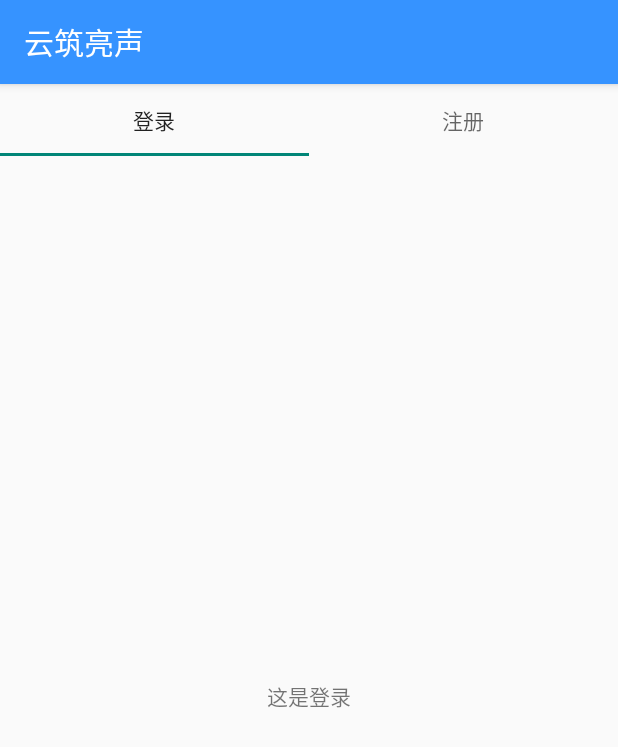
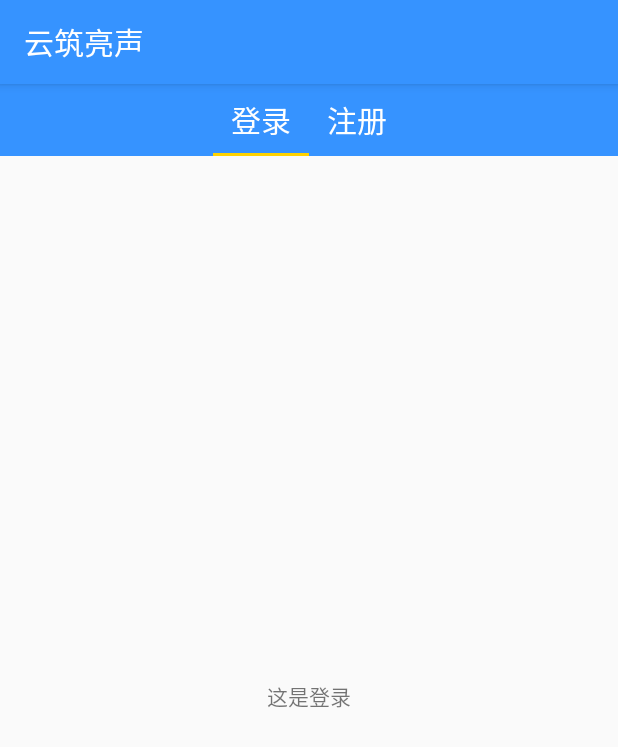
Before and after one commit to yura1116/syapp, an Android app: the fragment MyselfFragment shown on its own in the app's theme, on a phone screen of 412 x 824 dp. Shown: the top 747 px of the screen. Run offline under Robolectric (Android 15) with nearby library versions, the phone set to English and light mode, and no system bars.

Commit message:
我的页面 分登录+注册选项卡

```diff
--- a/app/src/main/java/com/example/syapp/ui/my/MyselfFragment.java
+++ b/app/src/main/java/com/example/syapp/ui/my/MyselfFragment.java
@@ -8,7 +8,6 @@ import android.widget.TabHost;
 
 import androidx.annotation.NonNull;
 import androidx.fragment.app.Fragment;
-import androidx.lifecycle.ViewModelProvider;
 import androidx.viewpager.widget.ViewPager;
 
 import com.example.syapp.LoginFragment;
@@ -25,12 +24,6 @@ public class MyselfFragment extends Fragment {
     private TabHost tabHost;
     public View onCreateView(@NonNull LayoutInflater inflater,
                              ViewGroup container, Bundle savedInstanceState) {
-        MyselfViewModel myselfViewModel =
-                new ViewModelProvider(this).get(MyselfViewModel.class);
-
-        binding = FragmentMyselfBinding.inflate(inflater, container, false);
-        View root = binding.getRoot();
-
         View rootView = inflater.inflate(R.layout.fragment_myself, container, false);
 
         tabLayout = rootView.findViewById(R.id.tabLayout);
@@ -43,16 +36,12 @@ public class MyselfFragment extends Fragment {
         adapter.addFragment(new LoginFragment(), "登录");
         adapter.addFragment(new RegFragment(), "注册");
 
-
         // 设置ViewPager的适配器
         viewPager.setAdapter(adapter);
 
         // 将TabLayout与ViewPager关联
         tabLayout.setupWithViewPager(viewPager);
 
-
-        /*final TextView textView = binding.textMyself;
-        myselfViewModel.getText().observe(getViewLifecycleOwner(), textView::setText);*/
         return rootView;
     }
 
--- a/app/src/main/res/layout/fragment_myself.xml
+++ b/app/src/main/res/layout/fragment_myself.xml
@@ -1,11 +1,17 @@
-<LinearLayout
-    xmlns:android="http://schemas.android.com/apk/res/android"
+<LinearLayout xmlns:android="http://schemas.android.com/apk/res/android"
     android:layout_width="match_parent"
     android:layout_height="match_parent"
+    xmlns:app="http://schemas.android.com/apk/res-auto"
     android:orientation="vertical">
 
     <com.google.android.material.tabs.TabLayout
         android:id="@+id/tabLayout"
+        android:background="@color/colorPrimary"
+        app:tabTextColor="#ffffff"
+        app:tabIndicatorColor="#FFD200"
+        app:tabMode="fixed"
+        app:tabTextAppearance="@style/CustomTabLayoutText"
+        app:tabGravity="center"
         android:layout_width="match_parent"
         android:layout_height="wrap_content" />
 
--- /dev/null
+++ b/app/src/main/res/values/styles.xml
@@ -0,0 +1,8 @@
+<?xml version="1.0" encoding="utf-8"?>
+<resources>
+    <style name="CustomTabLayoutText" parent="Widget.Design.TabLayout">
+        <item name="android:textSize">20sp</item> <!-- 修改字体大小 -->
+        <item name="android:textColor">#ffffff</item> <!-- 修改字体颜色 -->
+        <!-- 可以添加其他文本样式属性，例如字体、样式、字重等 -->
+    </style>
+</resources>
```
